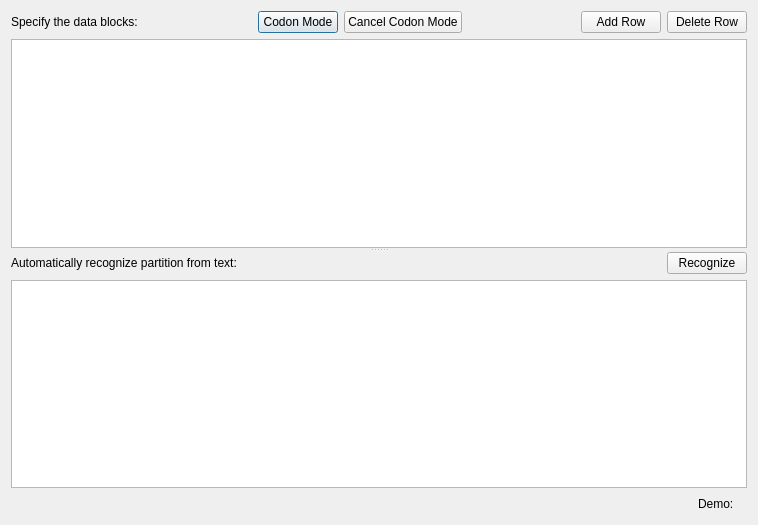
Qt form PhyloSuite/uifiles/partition_editor.ui (dongzhang0725/PhyloSuite) before a commit.
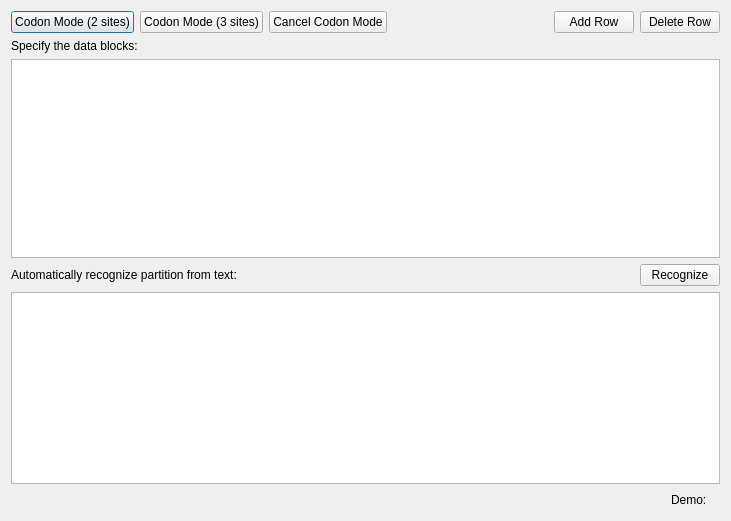
The same form after that commit. Icons and pictures are not drawn. Custom widgets are drawn as their Qt base class.

```diff
--- a/PhyloSuite/uifiles/partition_editor.ui
+++ b/PhyloSuite/uifiles/partition_editor.ui
@@ -6,49 +6,31 @@
    <rect>
     <x>0</x>
     <y>0</y>
-    <width>758</width>
-    <height>525</height>
+    <width>731</width>
+    <height>521</height>
    </rect>
   </property>
   <property name="windowTitle">
    <string>Partition editor</string>
   </property>
-  <layout class="QVBoxLayout" name="verticalLayout_3">
-   <item>
-    <widget class="QSplitter" name="splitter">
-     <property name="orientation">
-      <enum>Qt::Vertical</enum>
-     </property>
-     <widget class="QWidget" name="layoutWidget">
       <layout class="QVBoxLayout" name="verticalLayout">
        <item>
         <layout class="QHBoxLayout" name="horizontalLayout">
          <item>
-          <widget class="QLabel" name="label">
+      <widget class="QPushButton" name="pushButton_codon_2">
            <property name="text">
-            <string>Specify the data blocks:</string>
+        <string>Codon Mode (2 sites)</string>
+       </property>
+       <property name="icon">
+        <iconset resource="../myRes.qrc">
+         <normaloff>:/picture/resourses/converter.png</normaloff>:/picture/resourses/converter.png</iconset>
            </property>
           </widget>
          </item>
-         <item>
-          <spacer name="horizontalSpacer">
-           <property name="orientation">
-            <enum>Qt::Horizontal</enum>
-           </property>
-           <property name="sizeHint" stdset="0">
-            <size>
-             <width>18</width>
-             <height>20</height>
-            </size>
-           </property>
-          </spacer>
-         </item>
-         <item>
-          <layout class="QHBoxLayout" name="horizontalLayout_4">
            <item>
             <widget class="QPushButton" name="pushButton_codon">
              <property name="text">
-              <string>Codon Mode</string>
+        <string>Codon Mode (3 sites)</string>
              </property>
              <property name="icon">
               <iconset resource="../myRes.qrc">
@@ -67,8 +49,6 @@
              </property>
             </widget>
            </item>
-          </layout>
-         </item>
          <item>
           <spacer name="horizontalSpacer_3">
            <property name="orientation">
@@ -110,6 +90,13 @@
          </item>
         </layout>
        </item>
+   <item>
+    <widget class="QLabel" name="label">
+     <property name="text">
+      <string>Specify the data blocks:</string>
+     </property>
+    </widget>
+   </item>
        <item>
         <widget class="QTableView" name="tableView_partition">
          <property name="sortingEnabled">
@@ -117,9 +104,7 @@
          </property>
         </widget>
        </item>
-      </layout>
-     </widget>
-     <widget class="QWidget" name="layoutWidget">
+   <item>
       <layout class="QVBoxLayout" name="verticalLayout_2">
        <item>
         <layout class="QHBoxLayout" name="horizontalLayout_3">
@@ -172,8 +157,6 @@
         </widget>
        </item>
       </layout>
-     </widget>
-    </widget>
    </item>
    <item>
     <layout class="QHBoxLayout" name="horizontalLayout_5">
```
Lines whose indentation alone changed are shown as unchanged.
